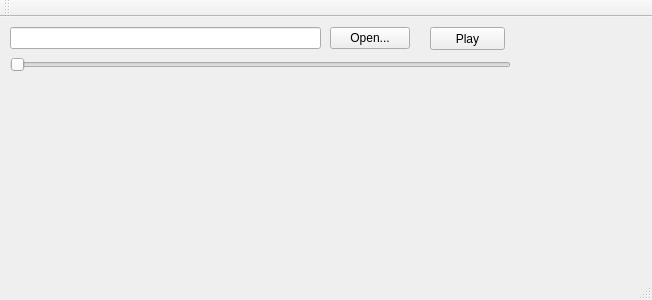
DarkWervolf/Midi, file mainwindow.ui: the form before one commit.
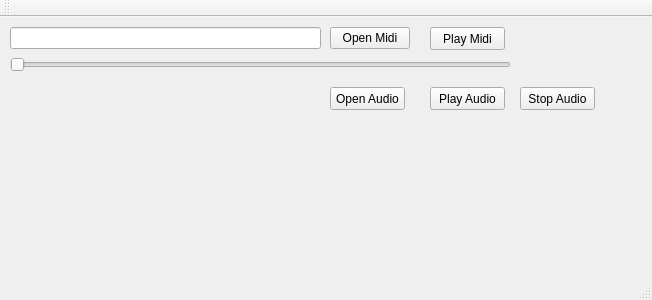
The form after the commit.

Commit message: Added audio player

Patch:
```diff
--- a/mainwindow.ui
+++ b/mainwindow.ui
@@ -24,7 +24,7 @@
      </rect>
     </property>
     <property name="text">
-     <string>Play</string>
+     <string>Play Midi</string>
     </property>
    </widget>
    <widget class="QLineEdit" name="filenameEdit">
@@ -50,7 +50,7 @@
      </rect>
     </property>
     <property name="text">
-     <string>Open...</string>
+     <string>Open Midi</string>
     </property>
    </widget>
    <widget class="QSlider" name="fileSlider">
@@ -66,6 +66,45 @@
      <enum>Qt::Horizontal</enum>
     </property>
    </widget>
+   <widget class="QPushButton" name="openButton1">
+    <property name="geometry">
+     <rect>
+      <x>330</x>
+      <y>70</y>
+      <width>75</width>
+      <height>23</height>
+     </rect>
+    </property>
+    <property name="text">
+     <string>Open Audio</string>
+    </property>
+   </widget>
+   <widget class="QPushButton" name="playButton1">
+    <property name="geometry">
+     <rect>
+      <x>430</x>
+      <y>70</y>
+      <width>75</width>
+      <height>23</height>
+     </rect>
+    </property>
+    <property name="text">
+     <string>Play Audio</string>
+    </property>
+   </widget>
+   <widget class="QPushButton" name="stopButton">
+    <property name="geometry">
+     <rect>
+      <x>520</x>
+      <y>70</y>
+      <width>75</width>
+      <height>23</height>
+     </rect>
+    </property>
+    <property name="text">
+     <string>Stop Audio</string>
+    </property>
+   </widget>
   </widget>
   <widget class="QMenuBar" name="menuBar">
    <property name="geometry">
```
Left out of the diff: 2 changed lines with no effect on the pictures. The commit also changes 3 other files.
